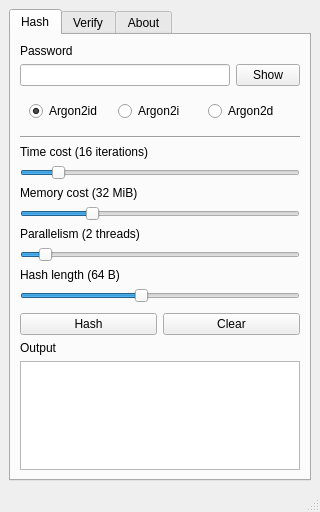
Old version of the form src/mainwindow.ui in the repository GlitchedPolygons/Argon2GUI.
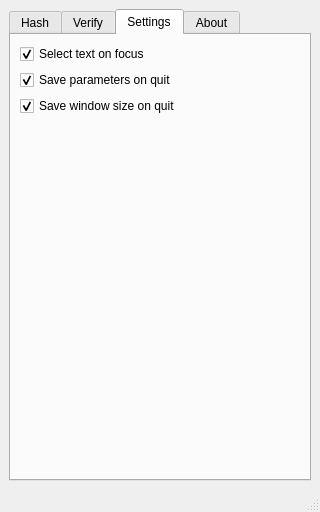
New version of the form. The open tabs and pages were chosen to show the change.

Commit message: Switch to dark theme if user has Windows configured to use dark theme.

What changed in the file:
```diff
--- a/src/mainwindow.ui
+++ b/src/mainwindow.ui
@@ -376,6 +376,56 @@
         </item>
        </layout>
       </widget>
+      <widget class="QWidget" name="settingsTab">
+       <attribute name="title">
+        <string>Settings</string>
+       </attribute>
+       <layout class="QVBoxLayout" name="verticalLayout_3">
+        <item>
+         <widget class="QCheckBox" name="selectTextOnFocusCheckBox">
+          <property name="text">
+           <string>Select text on focus</string>
+          </property>
+          <property name="checked">
+           <bool>true</bool>
+          </property>
+         </widget>
+        </item>
+        <item>
+         <widget class="QCheckBox" name="saveParametersOnQuitCheckBox">
+          <property name="text">
+           <string>Save parameters on quit</string>
+          </property>
+          <property name="checked">
+           <bool>true</bool>
+          </property>
+         </widget>
+        </item>
+        <item>
+         <widget class="QCheckBox" name="saveWindowSizeOnQuitCheckBox">
+          <property name="text">
+           <string>Save window size on quit</string>
+          </property>
+          <property name="checked">
+           <bool>true</bool>
+          </property>
+         </widget>
+        </item>
+        <item>
+         <spacer name="settingsVerticalSpacer">
+          <property name="orientation">
+           <enum>Qt::Vertical</enum>
+          </property>
+          <property name="sizeHint" stdset="0">
+           <size>
+            <width>20</width>
+            <height>316</height>
+           </size>
+          </property>
+         </spacer>
+        </item>
+       </layout>
+      </widget>
       <widget class="QWidget" name="aboutTab">
        <attribute name="title">
         <string>About</string>
```
Left out of the diff: 9 changed lines with no effect on the pictures. The commit also changes 1 other file.
